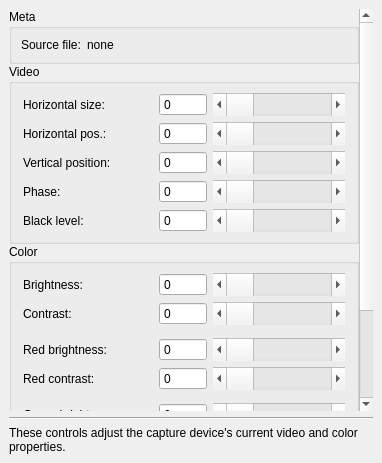
This is src/display/qt/dialogs/ui/video_and_color_dialog.ui in mrehkopf/vcs as Qt 5 draws it before an edit. The edited form follows.
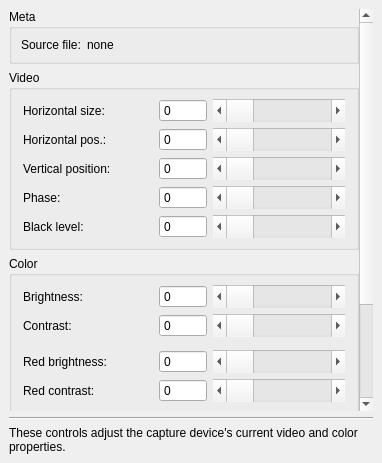
This is the edited form.

The edit to the form file:
```diff
--- a/src/display/qt/dialogs/ui/video_and_color_dialog.ui
+++ b/src/display/qt/dialogs/ui/video_and_color_dialog.ui
@@ -43,12 +43,12 @@
         <x>0</x>
         <y>0</y>
         <width>348</width>
-        <height>557</height>
+        <height>575</height>
        </rect>
       </property>
       <layout class="QVBoxLayout" name="verticalLayout">
        <property name="spacing">
-        <number>0</number>
+        <number>6</number>
        </property>
        <property name="leftMargin">
         <number>0</number>
```
